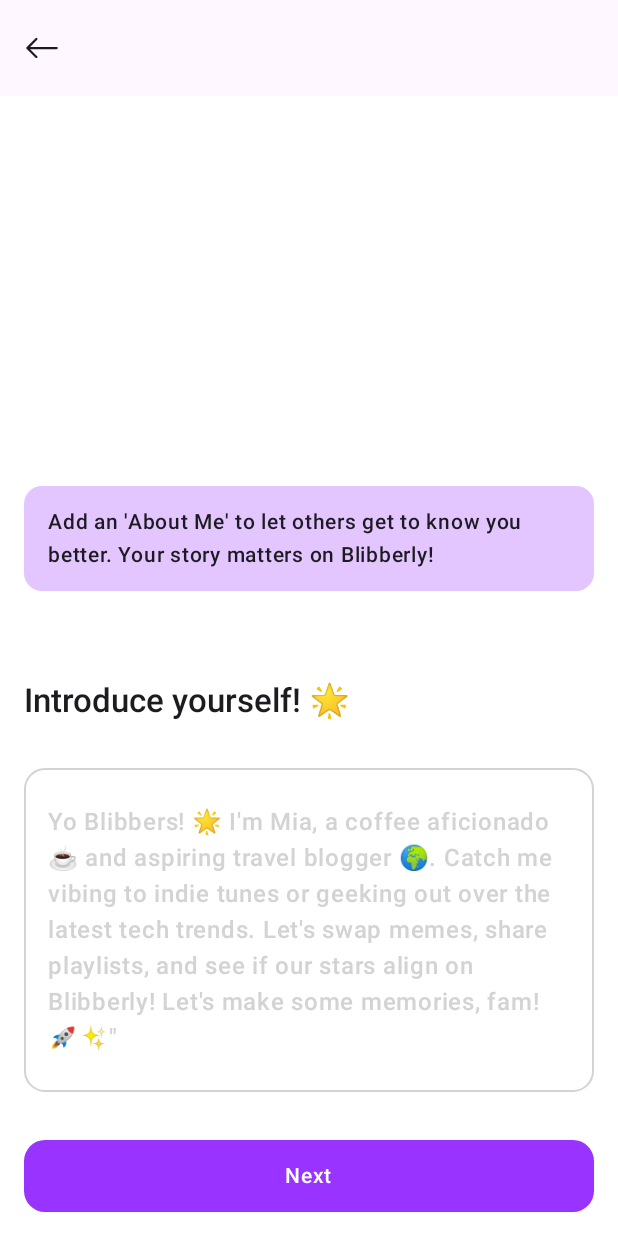
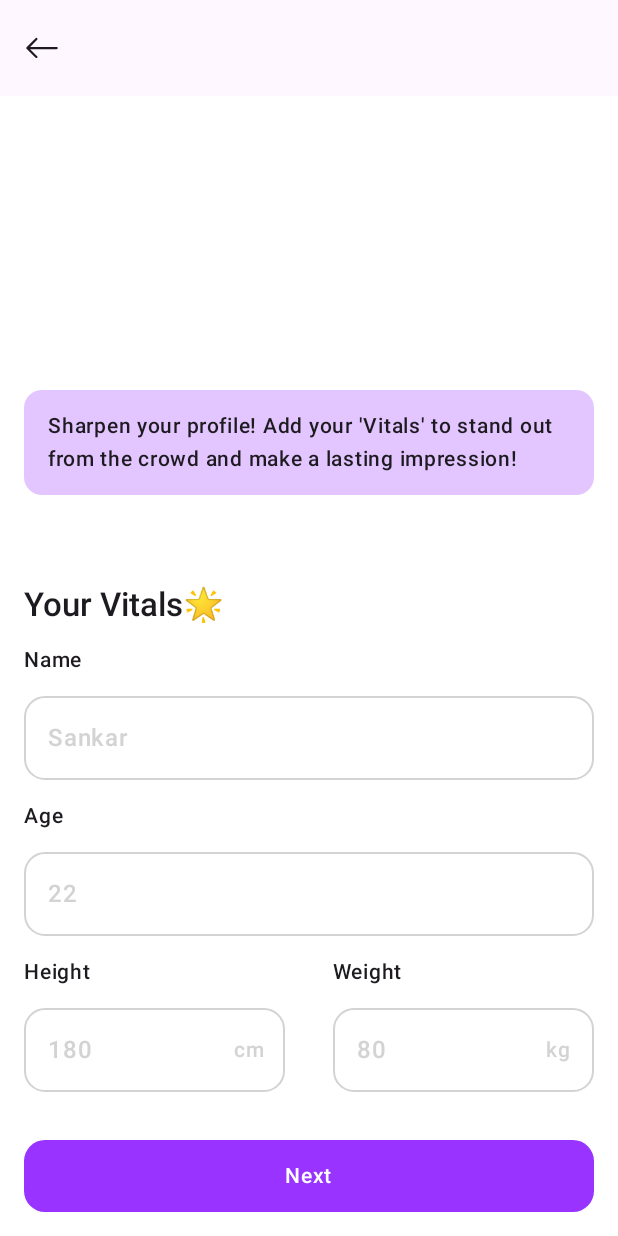
Before and after one commit to itsivag/Blibberly_Android, an Android app built with Jetpack Compose: the screen it shows after launch (MainActivity), on a phone screen of 412 x 824 dp. Run offline under Robolectric (Android 15) with nearby library versions, the phone set to English and light mode, and no system bars; libraries missing offline, so code that uses them is left out: io.getstream.chat; 7 statements that could not run were skipped.

Commit message:
Added bio screen

```diff
--- a/app/src/main/java/com/superbeta/blibberly/auth/OTPScreen.kt
+++ b/app/src/main/java/com/superbeta/blibberly/auth/OTPScreen.kt
@@ -33,7 +33,7 @@
 import androidx.compose.ui.text.style.TextAlign
 import androidx.compose.ui.unit.dp
 import androidx.navigation.NavHostController
-import com.superbeta.blibberly.ui.theme.PrimaryButton
+import com.superbeta.blibberly.ui.theme.components.PrimaryButton
 
 @OptIn(ExperimentalMaterial3Api::class)
 @Composable
--- a/app/src/main/java/com/superbeta/blibberly/auth/login/LoginScreen.kt
+++ b/app/src/main/java/com/superbeta/blibberly/auth/login/LoginScreen.kt
@@ -38,7 +38,7 @@
 import androidx.navigation.NavHostController
 import com.superbeta.blibberly.ui.theme.ColorDisabled
 import com.superbeta.blibberly.ui.theme.ColorPrimary
-import com.superbeta.blibberly.ui.theme.PrimaryButton
+import com.superbeta.blibberly.ui.theme.components.PrimaryButton
 
 @OptIn(ExperimentalMaterial3Api::class)
 @Composable
--- a/app/src/main/java/com/superbeta/blibberly/navigation/BlibberlyNavHost.kt
+++ b/app/src/main/java/com/superbeta/blibberly/navigation/BlibberlyNavHost.kt
@@ -10,8 +10,10 @@
 import com.superbeta.blibberly.auth.register.RegisterScreen
 import com.superbeta.blibberly.chat.ChatScreen
 import com.superbeta.blibberly.home.HomeScreen
-import com.superbeta.blibberly.onBoarding.OnBoardingScreen
-import com.superbeta.blibberly.onBoarding.SkillsAndInterestsScreen
+import com.superbeta.blibberly.onBoarding.presentation.ui.AboutMeScreen
+import com.superbeta.blibberly.onBoarding.presentation.ui.BioScreen
+import com.superbeta.blibberly.onBoarding.presentation.ui.OnBoardingScreen
+import com.superbeta.blibberly.onBoarding.presentation.ui.SkillsAndInterestsScreen
 import com.superbeta.blibberly.profile.ProfileScreen
 
 @Composable
@@ -34,9 +36,17 @@
             OnBoardingScreen(modifier, navController)
         }
 
+        composable("about_me") {
+            AboutMeScreen(modifier, navController)
+        }
+        composable("bio") {
+            BioScreen(modifier = modifier, navController = navController)
+        }
+
         composable("skill_and_interests") {
             SkillsAndInterestsScreen(modifier = modifier, navController = navController)
         }
+
 
         composable("home") {
             HomeScreen(modifier, navController)
--- a/app/src/main/java/com/superbeta/blibberly/onBoarding/OnBoardingScreen.kt
+++ /dev/null
@@ -1,59 +0,0 @@
-package com.superbeta.blibberly.onBoarding
-
-import android.util.Log
-import androidx.compose.foundation.background
-import androidx.compose.foundation.border
-import androidx.compose.foundation.clickable
-import androidx.compose.foundation.layout.Column
-import androidx.compose.foundation.layout.Row
-import androidx.compose.foundation.layout.Spacer
-import androidx.compose.foundation.layout.fillMaxHeight
-import androidx.compose.foundation.layout.fillMaxWidth
-import androidx.compose.foundation.layout.padding
-import androidx.compose.foundation.layout.size
-import androidx.compose.foundation.lazy.LazyColumn
-import androidx.compose.foundation.lazy.grid.GridCells
-import androidx.compose.foundation.lazy.grid.LazyVerticalGrid
-import androidx.compose.foundation.lazy.staggeredgrid.LazyHorizontalStaggeredGrid
-import androidx.compose.foundation.lazy.staggeredgrid.LazyVerticalStaggeredGrid
-import androidx.compose.foundation.lazy.staggeredgrid.StaggeredGridCells
-import androidx.compose.foundation.shape.RoundedCornerShape
-import androidx.compose.material.icons.Icons
-import androidx.compose.material.icons.filled.ArrowBack
-import androidx.compose.material3.ExperimentalMaterial3Api
-import androidx.compose.material3.Icon
-import androidx.compose.material3.IconButton
-import androidx.compose.material3.InputChip
-import androidx.compose.material3.MaterialTheme
-import androidx.compose.material3.OutlinedTextField
-import androidx.compose.material3.OutlinedTextFieldDefaults
-import androidx.compose.material3.Text
-import androidx.compose.material3.TopAppBar
-import androidx.compose.runtime.Composable
-import androidx.compose.runtime.getValue
-import androidx.compose.runtime.mutableStateListOf
-import androidx.compose.runtime.mutableStateOf
-import androidx.compose.runtime.remember
-import androidx.compose.runtime.setValue
-import androidx.compose.ui.Modifier
-import androidx.compose.ui.graphics.Brush
-import androidx.compose.ui.graphics.Color
-import androidx.compose.ui.graphics.vector.ImageVector
-import androidx.compose.ui.hapticfeedback.HapticFeedbackType
-import androidx.compose.ui.platform.LocalHapticFeedback
-import androidx.compose.ui.res.vectorResource
-import androidx.compose.ui.text.input.TextFieldValue
-import androidx.compose.ui.text.style.TextAlign
-import androidx.compose.ui.unit.dp
-import androidx.compose.ui.unit.sp
-import androidx.navigation.NavHostController
-import com.superbeta.blibberly.R
-import com.superbeta.blibberly.ui.theme.ColorDisabled
-import com.superbeta.blibberly.ui.theme.ColorPrimary
-import com.superbeta.blibberly.ui.theme.PrimaryButton
-
-@OptIn(ExperimentalMaterial3Api::class)
-@Composable
-fun OnBoardingScreen(modifier: Modifier, navController: NavHostController) {
-    AboutMeScreen(modifier = modifier, navController = navController)
-}
--- a/app/src/main/java/com/superbeta/blibberly/onBoarding/AboutMeScreen.kt
+++ b/app/src/main/java/com/superbeta/blibberly/onBoarding/presentation/ui/AboutMeScreen.kt
@@ -1,4 +1,4 @@
-package com.superbeta.blibberly.onBoarding
+package com.superbeta.blibberly.onBoarding.presentation.ui
 
 import androidx.compose.foundation.background
 import androidx.compose.foundation.layout.Column
@@ -28,7 +28,7 @@
 import com.superbeta.blibberly.R
 import com.superbeta.blibberly.ui.theme.ColorDisabled
 import com.superbeta.blibberly.ui.theme.ColorPrimary
-import com.superbeta.blibberly.ui.theme.PrimaryButton
+import com.superbeta.blibberly.ui.theme.components.PrimaryButton
 
 @OptIn(ExperimentalMaterial3Api::class)
 @Composable
@@ -44,7 +44,6 @@
     isButtonEnabled = true
 
     Column(modifier = modifier) {
-
 
         TopAppBar(
             title = { },
--- /dev/null
+++ b/app/src/main/java/com/superbeta/blibberly/onBoarding/presentation/ui/BioScreen.kt
@@ -0,0 +1,206 @@
+package com.superbeta.blibberly.onBoarding.presentation.ui
+
+import androidx.compose.foundation.background
+import androidx.compose.foundation.border
+import androidx.compose.foundation.clickable
+import androidx.compose.foundation.layout.Column
+import androidx.compose.foundation.layout.Row
+import androidx.compose.foundation.layout.Spacer
+import androidx.compose.foundation.layout.fillMaxWidth
+import androidx.compose.foundation.layout.padding
+import androidx.compose.foundation.shape.RoundedCornerShape
+import androidx.compose.foundation.text.KeyboardOptions
+import androidx.compose.material.icons.Icons
+import androidx.compose.material.icons.filled.Add
+import androidx.compose.material3.ExperimentalMaterial3Api
+import androidx.compose.material3.Icon
+import androidx.compose.material3.IconButton
+import androidx.compose.material3.MaterialTheme
+import androidx.compose.material3.OutlinedTextField
+import androidx.compose.material3.OutlinedTextFieldDefaults
+import androidx.compose.material3.Slider
+import androidx.compose.material3.Text
+import androidx.compose.material3.TopAppBar
+import androidx.compose.runtime.Composable
+import androidx.compose.runtime.getValue
+import androidx.compose.runtime.mutableFloatStateOf
+import androidx.compose.runtime.mutableStateOf
+import androidx.compose.runtime.remember
+import androidx.compose.runtime.setValue
+import androidx.compose.ui.Modifier
+import androidx.compose.ui.graphics.Color
+import androidx.compose.ui.graphics.vector.ImageVector
+import androidx.compose.ui.res.vectorResource
+import androidx.compose.ui.text.input.KeyboardType
+import androidx.compose.ui.text.input.TextFieldValue
+import androidx.compose.ui.unit.dp
+import androidx.navigation.NavController
+import com.superbeta.blibberly.R
+import com.superbeta.blibberly.ui.theme.ColorDisabled
+import com.superbeta.blibberly.ui.theme.ColorPrimary
+import com.superbeta.blibberly.ui.theme.components.PrimaryButton
+import com.superbeta.blibberly.ui.theme.components.TextFieldWithLabel
+
+enum class HeightUnit {
+    Cm, Inch,
+}
+
+
+enum class WeightUnit {
+    Kg, Lbs,
+}
+
+@OptIn(ExperimentalMaterial3Api::class)
+@Composable
+fun BioScreen(modifier: Modifier, navController: NavController) {
+    var isButtonEnabled by remember {
+        mutableStateOf(false)
+    }
+
+    var name by remember {
+        mutableStateOf(TextFieldValue())
+    }
+
+    var age by remember {
+        mutableStateOf(TextFieldValue())
+    }
+
+    var height by remember {
+        mutableStateOf(TextFieldValue())
+    }
+
+    var weight by remember {
+        mutableStateOf(TextFieldValue())
+    }
+
+
+    isButtonEnabled = true
+//        !(name.text.isEmpty() || age.text.isEmpty() || height.text.isEmpty() || weight.text.isEmpty())
+
+    Column(modifier = modifier) {
+        TopAppBar(title = { }, navigationIcon = {
+            IconButton(onClick = { navController.popBackStack() }) {
+                Icon(
+                    imageVector = ImageVector.vectorResource(R.drawable.arrow_back),
+                    contentDescription = "back"
+                )
+            }
+        })
+
+        Spacer(modifier = Modifier.weight(1f))
+
+        Text(
+            text = "Sharpen your profile! Add your 'Vitals' to stand out from the crowd and make a lasting impression!",
+            style = MaterialTheme.typography.bodyMedium,
+            modifier = Modifier
+                .padding(16.dp)
+                .background(
+                    color = MaterialTheme.colorScheme.secondary, shape = RoundedCornerShape(12.dp)
+                )
+                .padding(16.dp)
+        )
+
+
+        Text(
+            text = "\nYour Vitals\uD83C\uDF1F",
+            style = MaterialTheme.typography.titleLarge,
+            modifier = Modifier.padding(16.dp)
+        )
+
+        TextFieldWithLabel(
+            textFieldValue = name,
+            onTextFieldValueChange = { value -> name = value },
+            "Name",
+            "Sankar",
+            keyboardOptions = null
+        )
+
+
+        TextFieldWithLabel(
+            textFieldValue = age,
+            onTextFieldValueChange = { value -> age = value },
+            "Age",
+            "22",
+            keyboardOptions = KeyboardOptions(keyboardType = KeyboardType.Number)
+
+        )
+
+        Row {
+            Column(modifier = Modifier.weight(1f)) {
+                Text(
+                    text = "Height",
+                    style = MaterialTheme.typography.bodyMedium,
+                    modifier = Modifier.padding(horizontal = 16.dp)
+                )
+
+                OutlinedTextField(
+                    maxLines = 1,
+                    value = height,
+                    modifier = Modifier.padding(16.dp),
+                    onValueChange = { value -> height = value },
+                    shape = RoundedCornerShape(14.dp),
+                    placeholder = {
+                        Text(
+                            text = "180",
+                            color = ColorDisabled,
+                        )
+                    },
+                    colors = OutlinedTextFieldDefaults.colors(
+                        focusedBorderColor = ColorPrimary,
+                        unfocusedBorderColor = ColorDisabled,
+                    ),
+                    trailingIcon = {
+                        Text(
+                            text = "cm",
+                            color = ColorDisabled,
+                            style = MaterialTheme.typography.labelLarge
+                        )
+                    },
+
+                    )
+            }
+
+            Column(modifier = Modifier.weight(1f)) {
+                Text(
+                    text = "Weight",
+                    style = MaterialTheme.typography.bodyMedium,
+                    modifier = Modifier.padding(horizontal = 16.dp)
+                )
+
+                OutlinedTextField(maxLines = 1,
+                    value = weight,
+                    modifier = Modifier.padding(16.dp),
+                    onValueChange = { value -> weight = value },
+                    shape = RoundedCornerShape(14.dp),
+                    placeholder = {
+                        Text(
+                            text = "80",
+                            color = ColorDisabled,
+                        )
+                    },
+                    colors = OutlinedTextFieldDefaults.colors(
+                        focusedBorderColor = ColorPrimary,
+                        unfocusedBorderColor = ColorDisabled,
+                    ),
+                    trailingIcon = {
+                        Text(
+                            text = "kg",
+                            color = ColorDisabled,
+                            style = MaterialTheme.typography.labelLarge
+                        )
+                    })
+            }
+        }
+
+        PrimaryButton(
+            modifier = Modifier
+                .fillMaxWidth()
+                .padding(16.dp),
+            buttonText = "Next",
+            isButtonEnabled = isButtonEnabled
+        ) {
+            navController.navigate("about_me")
+        }
+    }
+
+}
--- /dev/null
+++ b/app/src/main/java/com/superbeta/blibberly/onBoarding/presentation/ui/OnBoardingScreen.kt
@@ -0,0 +1,12 @@
+package com.superbeta.blibberly.onBoarding.presentation.ui
+
+import androidx.compose.material3.ExperimentalMaterial3Api
+import androidx.compose.runtime.Composable
+import androidx.compose.ui.Modifier
+import androidx.navigation.NavHostController
+
+@OptIn(ExperimentalMaterial3Api::class)
+@Composable
+fun OnBoardingScreen(modifier: Modifier, navController: NavHostController) {
+    BioScreen(modifier = modifier, navController = navController)
+}
--- a/app/src/main/java/com/superbeta/blibberly/onBoarding/SkillsAndInterestsScreen.kt
+++ b/app/src/main/java/com/superbeta/blibberly/onBoarding/presentation/ui/SkillsAndInterestsScreen.kt
@@ -1,4 +1,4 @@
-package com.superbeta.blibberly.onBoarding
+package com.superbeta.blibberly.onBoarding.presentation.ui
 
 import android.util.Log
 import androidx.compose.foundation.background
@@ -35,7 +35,7 @@
 import com.superbeta.blibberly.R
 import com.superbeta.blibberly.ui.theme.ColorDisabled
 import com.superbeta.blibberly.ui.theme.ColorPrimary
-import com.superbeta.blibberly.ui.theme.PrimaryButton
+import com.superbeta.blibberly.ui.theme.components.PrimaryButton
 
 @OptIn(ExperimentalMaterial3Api::class)
 @Composable
@@ -184,9 +184,11 @@
                 PrimaryButton(
                     modifier = Modifier
                         .fillMaxWidth()
-                        .padding(16.dp), buttonText = "Next", isButtonEnabled = isButtonEnabled
+                        .padding(16.dp),
+                    buttonText = "Create My Profile!",
+                    isButtonEnabled = isButtonEnabled
                 ) {
-                    navController.navigate("onboarding")
+                    navController.navigate("home")
                 }
 
             }
--- a/app/src/main/java/com/superbeta/blibberly/ui/theme/PrimaryButton.kt
+++ b/app/src/main/java/com/superbeta/blibberly/ui/theme/components/PrimaryButton.kt
@@ -1,4 +1,4 @@
-package com.superbeta.blibberly.ui.theme
+package com.superbeta.blibberly.ui.theme.components
 
 import androidx.compose.foundation.layout.padding
 import androidx.compose.foundation.shape.RoundedCornerShape
--- /dev/null
+++ b/app/src/main/java/com/superbeta/blibberly/ui/theme/components/TextFieldWithLabel.kt
@@ -0,0 +1,54 @@
+package com.superbeta.blibberly.ui.theme.components
+
+import androidx.compose.foundation.layout.fillMaxWidth
+import androidx.compose.foundation.layout.padding
+import androidx.compose.foundation.shape.RoundedCornerShape
+import androidx.compose.foundation.text.KeyboardOptions
+import androidx.compose.material3.MaterialTheme
+import androidx.compose.material3.OutlinedTextField
+import androidx.compose.material3.OutlinedTextFieldDefaults
+import androidx.compose.material3.Text
+import androidx.compose.runtime.Composable
+import androidx.compose.ui.Modifier
+import androidx.compose.ui.text.input.TextFieldValue
+import androidx.compose.ui.unit.dp
+import com.superbeta.blibberly.ui.theme.ColorDisabled
+import com.superbeta.blibberly.ui.theme.ColorPrimary
+
+
+@Composable
+fun TextFieldWithLabel(
+    textFieldValue: TextFieldValue,
+    onTextFieldValueChange: (TextFieldValue) -> Unit,
+    labelText: String,
+    placeHolderText: String,
+    keyboardOptions: KeyboardOptions?
+) {
+    Text(
+        text = labelText,
+        style = MaterialTheme.typography.bodyMedium,
+        modifier = Modifier.padding(horizontal = 16.dp)
+    )
+
+    OutlinedTextField(
+        maxLines = 1,
+        value = textFieldValue,
+        modifier = Modifier
+            .padding(16.dp)
+            .fillMaxWidth(),
+        onValueChange = onTextFieldValueChange,
+        shape = RoundedCornerShape(14.dp),
+        placeholder = {
+            Text(
+                text = placeHolderText,
+                color = ColorDisabled,
+//                    modifier = Modifier.padding(vertical = 8.dp)
+            )
+        },
+        colors = OutlinedTextFieldDefaults.colors(
+            focusedBorderColor = ColorPrimary,
+            unfocusedBorderColor = ColorDisabled,
+        ),
+        keyboardOptions = keyboardOptions ?: KeyboardOptions(autoCorrect = false)
+    )
+}
```
